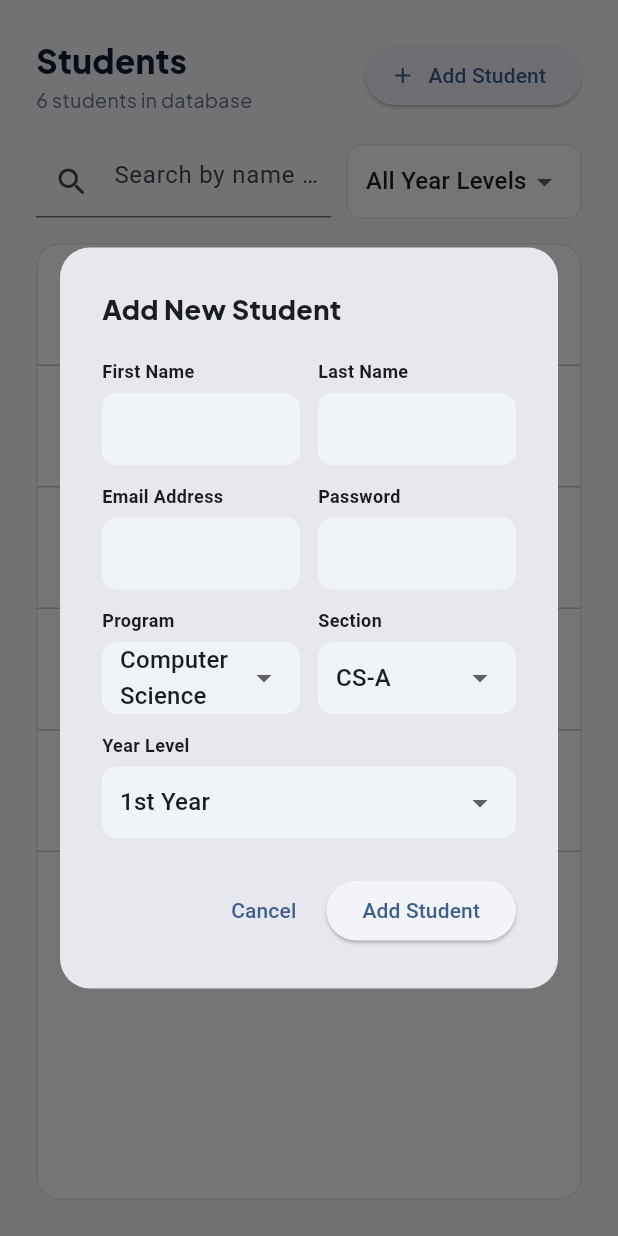
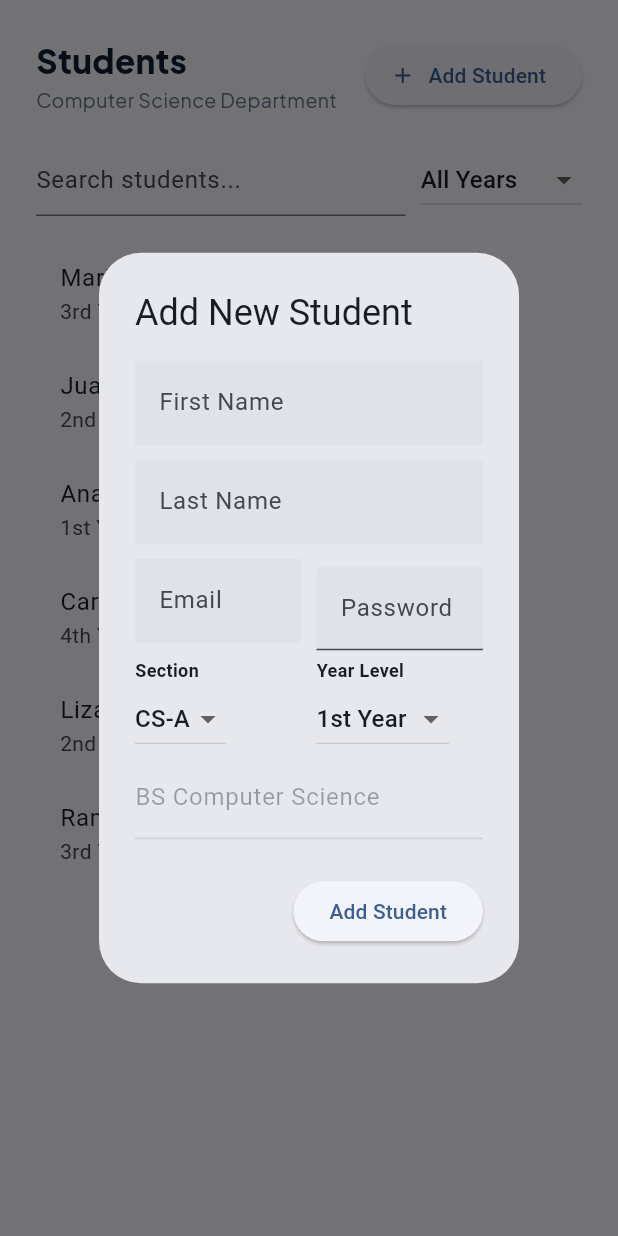
Before and after one commit to KeziahParpa/enrollment_system, a Flutter app: the StudentsScreen widget shown alone on an empty page, opened directly, after a tap on "Add Student", on a phone screen of 412 x 824 dp. Run offline on Flutter 3.47's test engine with Material 3 defaults, Android fonts, the phone set to English and light mode, and no system bars; our stand-ins replace fl_chart, google_fonts.

Commit message:
updated admin page

```diff
--- a/lib/screens/dashboard_screen.dart
+++ b/lib/screens/dashboard_screen.dart
@@ -6,6 +6,7 @@ import '../models/student.dart';
 import '../models/enrollment.dart';
 import '../widgets/stat_card.dart';
 import '../widgets/status_badge.dart';
+import '../widgets/dashboard_components.dart';
 
 class DashboardScreen extends StatelessWidget {
   const DashboardScreen({super.key});
@@ -21,8 +22,25 @@ class DashboardScreen extends StatelessWidget {
           const SizedBox(height: 24),
           _buildStatCards(),
           const SizedBox(height: 24),
-          // Charts Row removed as requested
-          _buildMasterEnrollmentList(),
+          Row(
+            children: [
+              Expanded(
+                flex: 3,
+                child: EnrollmentTrendChart(
+                  monthlyData: MockData.monthlyEnrollment,
+                ),
+              ),
+              const SizedBox(width: 16),
+              Expanded(
+                flex: 2,
+                child: ProgramDistributionChart(
+                  data: MockData.enrollmentByProgram,
+                ),
+              ),
+            ],
+          ),
+          const SizedBox(height: 16),
+          _buildMasterEnrollmentList(), // Global Overview requirement
         ],
       ),
     );
@@ -55,7 +73,6 @@ class DashboardScreen extends StatelessWidget {
     return GridView.count(
       crossAxisCount: 4,
       crossAxisSpacing: 14,
-      mainAxisSpacing: 14,
       shrinkWrap: true,
       physics: const NeverScrollableScrollPhysics(),
       childAspectRatio: 1.5,
@@ -186,16 +203,14 @@ class DashboardScreen extends StatelessWidget {
     );
   }
 
-  Student _fallbackStudent() {
-    return Student(
-      id: 'error',
-      studentId: 'Unknown',
-      firstName: 'Unknown',
-      lastName: 'Student',
-      email: '',
-      phone: '',
-      program: 'Unknown',
-      yearLevel: '',
-    );
-  }
+  Student _fallbackStudent() => Student(
+    id: '',
+    studentId: '',
+    firstName: 'Unknown',
+    lastName: '',
+    email: '',
+    phone: '',
+    program: '',
+    yearLevel: '',
+  );
 }
--- a/lib/screens/students_screen.dart
+++ b/lib/screens/students_screen.dart
@@ -1,14 +1,11 @@
+// lib/screens/students_screen.dart
 import 'package:flutter/material.dart';
-import 'package:google_fonts/google_fonts.dart';
-import '../theme/app_theme.dart';
 import '../utils/mock_data.dart';
 import '../models/student.dart';
-import '../widgets/avatar_widget.dart';
 import '../widgets/page_header.dart';
 
 class StudentsScreen extends StatefulWidget {
   const StudentsScreen({super.key});
-
   @override
   State<StudentsScreen> createState() => _StudentsScreenState();
 }
@@ -16,20 +13,15 @@ class StudentsScreen extends StatefulWidget {
 class _StudentsScreenState extends State<StudentsScreen> {
   String _search = '';
   String? _filterYear;
-  List<Student> _students = List.from(MockData.students);
-
-  final Map<String, List<String>> _sectionsMap = {
-    'Computer Science': ['CS-A', 'CS-B'],
-    'Information Technology': ['IT-A', 'IT-B', 'IT-C', 'IT-D'],
-    'Information Systems': ['IS-A', 'IS-B'],
-  };
 
   @override
   Widget build(BuildContext context) {
-    final filtered = _students.where((s) {
-      final matchSearch =
-          s.fullName.toLowerCase().contains(_search.toLowerCase()) ||
-          s.studentId.contains(_search);
+    // FIX 1: We filter directly from MockData.students instead of a local copy!
+    // This ensures your list is always looking at the global, updated database.
+    final filtered = MockData.students.where((s) {
+      final matchSearch = s.fullName.toLowerCase().contains(
+        _search.toLowerCase(),
+      );
       final matchYear = _filterYear == null || s.yearLevel == _filterYear;
       return matchSearch && matchYear;
     }).toList();
@@ -40,11 +32,11 @@ class _StudentsScreenState extends State<StudentsScreen> {
         children: [
           PageHeader(
             title: 'Students',
-            subtitle: '${_students.length} students in database',
+            subtitle: 'Computer Science Department',
             actions: [
               ElevatedButton.icon(
                 onPressed: () => _showStudentForm(context, null),
-                icon: const Icon(Icons.add_rounded, size: 18),
+                icon: const Icon(Icons.add_rounded),
                 label: const Text('Add Student'),
               ),
             ],
@@ -52,7 +44,7 @@ class _StudentsScreenState extends State<StudentsScreen> {
           const SizedBox(height: 20),
           _buildFilters(),
           const SizedBox(height: 16),
-          Expanded(child: _buildStudentTable(filtered)),
+          Expanded(child: _buildStudentList(filtered)),
         ],
       ),
     );
@@ -62,21 +54,21 @@ class _StudentsScreenState extends State<StudentsScreen> {
     return Row(
       children: [
         Expanded(
-          flex: 3,
           child: TextField(
             onChanged: (v) => setState(() => _search = v),
-            decoration: const InputDecoration(
-              hintText: 'Search by name or ID...',
-              prefixIcon: Icon(Icons.search_rounded),
-            ),
+            decoration: const InputDecoration(hintText: 'Search students...'),
           ),
         ),
         const SizedBox(width: 10),
-        _buildDropdown<String?>(
+        DropdownButton<String?>(
           value: _filterYear,
-          hint: 'Year Levels',
-          items: [null, '1st Year', '2nd Year', '3rd Year', '4th Year'],
-          label: (v) => v ?? 'All Year Levels',
+          hint: const Text('Year Levels'),
+          items: [null, '1st Year', '2nd Year', '3rd Year', '4th Year']
+              .map(
+                (y) =>
+                    DropdownMenuItem(value: y, child: Text(y ?? 'All Years')),
+              )
+              .toList(),
           onChanged: (v) => setState(() => _filterYear = v),
         ),
       ],
@@ -88,256 +80,156 @@ class _StudentsScreenState extends State<StudentsScreen> {
     final lastCtrl = TextEditingController(text: existing?.lastName ?? '');
     final emailCtrl = TextEditingController(text: existing?.email ?? '');
     final passCtrl = TextEditingController();
-
     String selectedYear = existing?.yearLevel ?? '1st Year';
-    String selectedProgram = 'Computer Science';
-    String selectedSection = _sectionsMap[selectedProgram]!.first;
+    String selectedSection = 'CS-A';
 
     showDialog(
       context: context,
       builder: (ctx) => StatefulBuilder(
-        builder: (ctx, setDialogState) => Dialog(
-          shape: RoundedRectangleBorder(
-            borderRadius: BorderRadius.circular(20),
-          ),
-          child: Container(
-            width: 520,
-            padding: const EdgeInsets.all(28),
-            child: SingleChildScrollView(
+        builder: (ctx, setDialogState) => AlertDialog(
+          title: Text(existing == null ? 'Add New Student' : 'Edit Student'),
+          content: SingleChildScrollView(
             child: Column(
               mainAxisSize: MainAxisSize.min,
-                crossAxisAlignment: CrossAxisAlignment.start,
               children: [
-                  Text(
-                    existing == null ? 'Add New Student' : 'Edit Student',
-                    style: GoogleFonts.plusJakartaSans(
-                      fontSize: 18,
-                      fontWeight: FontWeight.w800,
-                    ),
-                  ),
-                  const SizedBox(height: 20),
+                _formField('First Name', firstCtrl),
+                _formField('Last Name', lastCtrl),
                 Row(
                   children: [
-                      Expanded(child: _formField('First Name', firstCtrl)),
-                      const SizedBox(width: 12),
-                      Expanded(child: _formField('Last Name', lastCtrl)),
-                    ],
+                    Expanded(child: _formField('Email', emailCtrl)),
+                    const SizedBox(width: 10),
+                    Expanded(
+                      child: TextField(
+                        controller: passCtrl,
+                        obscureText: true,
+                        decoration: const InputDecoration(
+                          labelText: 'Password',
+                          filled: true,
                         ),
-                  const SizedBox(height: 12),
-                  Row(
-                    children: [
-                      Expanded(child: _formField('Email Address', emailCtrl)),
-                      const SizedBox(width: 12),
-                      Expanded(
-                        child: _formField(
-                          'Password',
-                          passCtrl,
-                          isPassword: true,
                       ),
                     ),
                   ],
                 ),
-                  const SizedBox(height: 12),
-                  // Cascading Program and Section Dropdowns
                 Row(
                   children: [
                     Expanded(
-                        child: _formDropdown<String>(
-                          label: 'Program',
-                          value: selectedProgram,
-                          items: _sectionsMap.keys.toList(),
-                          onChanged: (v) {
-                            setDialogState(() {
-                              selectedProgram = v!;
-                              // Automatically update section list based on program choice
-                              selectedSection =
-                                  _sectionsMap[selectedProgram]!.first;
-                            });
-                          },
+                      child: _formDropdown(
+                        'Section',
+                        selectedSection,
+                        ['CS-A', 'CS-B'],
+                        (v) => setDialogState(() => selectedSection = v!),
                       ),
                     ),
-                      const SizedBox(width: 12),
+                    const SizedBox(width: 10),
                     Expanded(
-                        child: _formDropdown<String>(
-                          label: 'Section',
-                          value: selectedSection,
-                          items: _sectionsMap[selectedProgram]!,
-                          onChanged: (v) =>
-                              setDialogState(() => selectedSection = v!),
+                      child: _formDropdown(
+                        'Year Level',
+                        selectedYear,
+                        ['1st Year', '2nd Year', '3rd Year', '4th Year'],
+                        (v) => setDialogState(() => selectedYear = v!),
                       ),
                     ),
                   ],
                 ),
-                  const SizedBox(height: 12),
-                  _formDropdown<String>(
-                    label: 'Year Level',
-                    value: selectedYear,
-                    items: ['1st Year', '2nd Year', '3rd Year', '4th Year'],
-                    onChanged: (v) => setDialogState(() => selectedYear = v!),
-                  ),
-                  const SizedBox(height: 24),
-                  Row(
-                    mainAxisAlignment: MainAxisAlignment.end,
-                    children: [
-                      TextButton(
-                        onPressed: () => Navigator.pop(ctx),
-                        child: const Text('Cancel'),
-                      ),
-                      const SizedBox(width: 8),
-                      ElevatedButton(
-                        onPressed: () {
-                          final newStudent = Student(
-                            id: 'uid_${DateTime.now().millisecondsSinceEpoch}',
-                            studentId: '2024-${_students.length + 1}',
-                            firstName: firstCtrl.text,
-                            lastName: lastCtrl.text,
-                            email: emailCtrl.text,
-                            phone: '',
-                            program: '$selectedProgram ($selectedSection)',
-                            yearLevel: selectedYear,
-                          );
-                          setState(() => _students.add(newStudent));
-                          Navigator.pop(ctx);
-                        },
-                        child: Text(
-                          existing == null ? 'Add Student' : 'Save Changes',
+                const TextField(
+                  enabled: false,
+                  decoration: InputDecoration(
+                    labelText: 'BS Computer Science',
+                    hintText: 'BS Computer Science',
                   ),
                 ),
               ],
             ),
+          ),
+          actions: [
+            ElevatedButton(
+              onPressed: () {
+                // Prepare the email and password strings
+                final newEmail = emailCtrl.text.trim().toLowerCase();
+                final newPassword = passCtrl.text;
+
+                final s = Student(
+                  id: 'uid_${DateTime.now().millisecondsSinceEpoch}',
+                  studentId:
+                      '2024-${MockData.students.length + 1}', // Auto-generates the next ID
+                  firstName: firstCtrl.text.trim(),
+                  lastName: lastCtrl.text.trim(),
+                  email: newEmail,
+                  phone:
+                      '00000000000', // Default empty phone to avoid null errors
+                  program: 'BS Computer Science',
+                  yearLevel: selectedYear,
+                  gpa: 0.0, // Brand new student starts with 0.0 GPA
+                );
+
+                setState(() {
+                  // FIX 2: Save the student to the GLOBAL MockData list
+                  MockData.students.add(s);
+
+                  // FIX 3: Save the email and password to the Auth Database!
+                  if (newPassword.isNotEmpty) {
+                    MockData.userCredentials[newEmail] = newPassword;
+                  }
+                });
+
+                Navigator.pop(ctx);
+
+                // Show a quick success message so the admin knows it worked
+                ScaffoldMessenger.of(context).showSnackBar(
+                  SnackBar(
+                    content: Text('${s.firstName} added! They can now log in.'),
+                  ),
+                );
+              },
+              child: const Text('Add Student'),
+            ),
           ],
-              ),
-            ),
-          ),
         ),
       ),
     );
   }
 
-  // Helper Widgets
-  Widget _formField(
+  Widget _formField(String label, TextEditingController ctrl) => Padding(
+    padding: const EdgeInsets.only(bottom: 10),
+    child: TextField(
+      controller: ctrl,
+      decoration: InputDecoration(
+        labelText: label,
+        filled: true,
+        border: InputBorder.none,
+      ),
+    ),
+  );
+
+  Widget _formDropdown(
     String label,
-    TextEditingController ctrl, {
-    bool isPassword = false,
-  }) {
-    return Column(
+    String value,
+    List<String> items,
+    ValueChanged<String?> onChanged,
+  ) => Column(
     crossAxisAlignment: CrossAxisAlignment.start,
     children: [
       Text(
         label,
-          style: const TextStyle(fontSize: 12, fontWeight: FontWeight.w600),
+        style: const TextStyle(fontSize: 12, fontWeight: FontWeight.bold),
       ),
-        const SizedBox(height: 6),
-        TextField(
-          controller: ctrl,
-          obscureText: isPassword,
-          decoration: InputDecoration(
-            filled: true,
-            fillColor: AppTheme.bgMain,
-            border: OutlineInputBorder(
-              borderRadius: BorderRadius.circular(10),
-              borderSide: BorderSide.none,
-            ),
-            contentPadding: const EdgeInsets.symmetric(
-              horizontal: 12,
-              vertical: 10,
-            ),
-          ),
+      DropdownButton<String>(
+        value: value,
+        items: items
+            .map((i) => DropdownMenuItem(value: i, child: Text(i)))
+            .toList(),
+        onChanged: onChanged,
       ),
     ],
   );
-  }
 
-  Widget _formDropdown<T>({
-    required String label,
-    required T value,
-    required List<T> items,
-    required ValueChanged<T?> onChanged,
-  }) {
-    return Column(
-      crossAxisAlignment: CrossAxisAlignment.start,
-      children: [
-        Text(
-          label,
-          style: const TextStyle(fontSize: 12, fontWeight: FontWeight.w600),
-        ),
-        const SizedBox(height: 6),
-        Container(
-          padding: const EdgeInsets.symmetric(horizontal: 12),
-          decoration: BoxDecoration(
-            color: AppTheme.bgMain,
-            borderRadius: BorderRadius.circular(10),
-          ),
-          child: DropdownButtonHideUnderline(
-            child: DropdownButton<T>(
-              value: value,
-              isExpanded: true,
-              items: items
-                  .map(
-                    (i) => DropdownMenuItem<T>(
-                      value: i,
-                      child: Text(i.toString()),
-                    ),
-                  )
-                  .toList(),
-              onChanged: onChanged,
-            ),
-          ),
-        ),
-      ],
-    );
-  }
-
-  Widget _buildDropdown<T>({
-    required T value,
-    required String hint,
-    required List<T> items,
-    required String Function(T) label,
-    required ValueChanged<T?> onChanged,
-  }) {
-    return Container(
-      padding: const EdgeInsets.symmetric(horizontal: 12),
-      decoration: BoxDecoration(
-        color: AppTheme.bgCard,
-        borderRadius: BorderRadius.circular(10),
-        border: Border.all(color: AppTheme.border),
-      ),
-      child: DropdownButtonHideUnderline(
-        child: DropdownButton<T>(
-          value: value,
-          hint: Text(hint),
-          items: items
-              .map((i) => DropdownMenuItem<T>(value: i, child: Text(label(i))))
-              .toList(),
-          onChanged: onChanged,
-        ),
+  Widget _buildStudentList(List<Student> list) => ListView.builder(
+    itemCount: list.length,
+    itemBuilder: (ctx, i) => ListTile(
+      title: Text(list[i].fullName),
+      subtitle: Text(
+        '${list[i].yearLevel} • ${list[i].email}',
+      ), // Added email so you can see it easily
     ),
   );
 }
-
-  Widget _buildStudentTable(List<Student> list) {
-    return Container(
-      decoration: BoxDecoration(
-        color: AppTheme.bgCard,
-        borderRadius: BorderRadius.circular(16),
-        border: Border.all(color: AppTheme.border),
-      ),
-      child: ListView.separated(
-        itemCount: list.length,
-        separatorBuilder: (_, __) => const Divider(height: 1),
-        itemBuilder: (ctx, i) => ListTile(
-          leading: AvatarWidget(initials: list[i].initials, colorIndex: i),
-          title: Text(
-            list[i].fullName,
-            style: const TextStyle(fontWeight: FontWeight.w600),
-          ),
-          subtitle: Text('${list[i].studentId} • ${list[i].program}'),
-          trailing: Text(
-            list[i].yearLevel,
-            style: const TextStyle(fontSize: 12, color: AppTheme.textSecondary),
-          ),
-        ),
-      ),
-    );
-  }
-}
```
Lines whose indentation alone changed are shown as unchanged.
